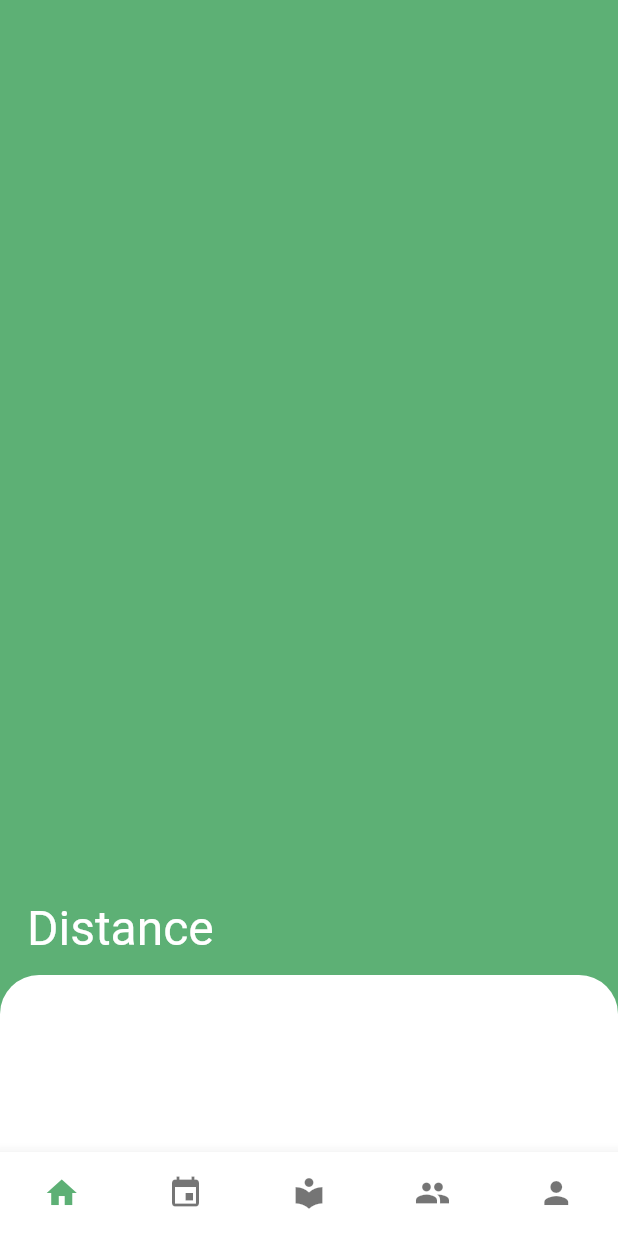
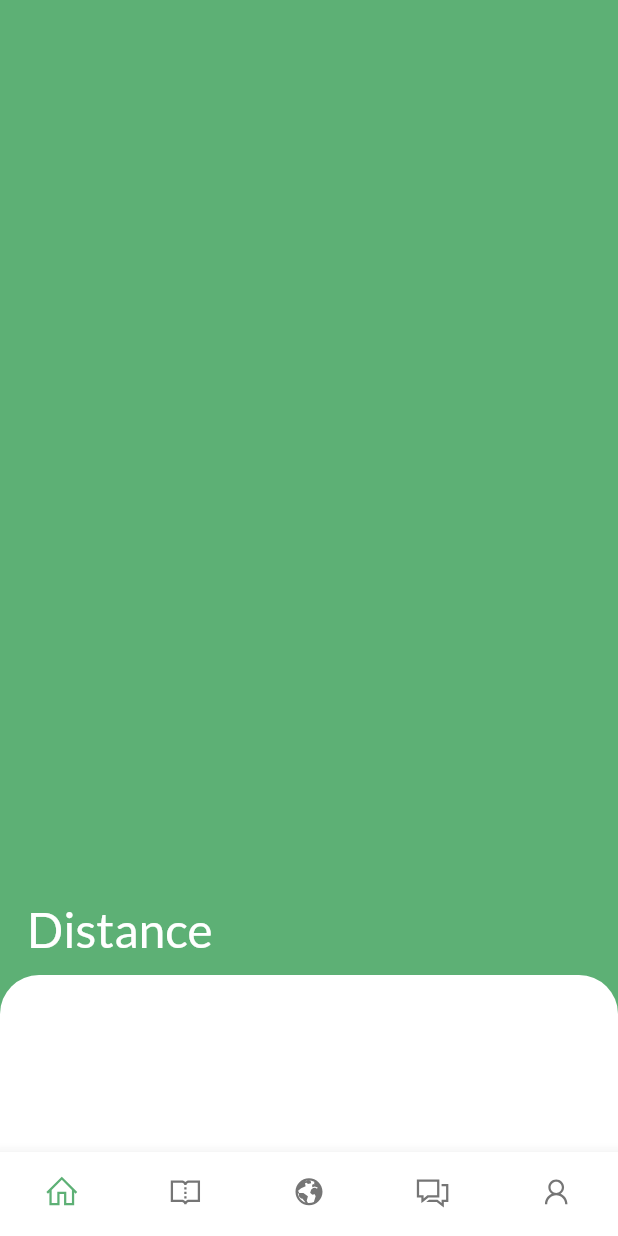
Before and after one commit to tomlaws/hikee, a Flutter app: the screen it shows after launch, on a phone screen of 412 x 824 dp. Run offline on Flutter 3.47's test engine with Material 2 defaults, Android fonts, the phone set to English and light mode, and no system bars; drawn by our look-alikes of sliding_up_panel; our stand-ins replace google_fonts, line_awesome_flutter; Roboto replaces fonts that are missing (Hind).

Commit message:
update app style

```diff
--- a/lib/main.dart
+++ b/lib/main.dart
@@ -1,10 +1,12 @@
 import 'package:flutter/material.dart';
+import 'package:google_fonts/google_fonts.dart';
 import 'package:hikee/models/panel_position.dart';
 import 'package:hikee/screens/community.dart';
 import 'package:hikee/screens/events.dart';
 import 'package:hikee/screens/home.dart';
 import 'package:hikee/screens/library.dart';
 import 'package:hikee/screens/profile.dart';
+import 'package:line_awesome_flutter/line_awesome_flutter.dart';
 import 'package:provider/provider.dart';
 
 void main() {
@@ -45,10 +47,8 @@ class MyApp extends StatelessWidget {
               showSelectedLabels: false),
           splashColor: Colors.transparent,
           highlightColor: Colors.transparent,
-          textTheme: TextTheme(
-            headline1: TextStyle(fontSize: 72.0, fontWeight: FontWeight.bold),
-            headline6: TextStyle(fontSize: 36.0, fontStyle: FontStyle.italic),
-            bodyText2: TextStyle(fontSize: 14.0, fontFamily: 'Hind'),
+          textTheme: GoogleFonts.latoTextTheme(
+            Theme.of(context).textTheme,
           ),
         ),
         home: NotificationListener<OverscrollIndicatorNotification>(
@@ -83,8 +83,8 @@ class _MyHomePageState extends State<MyHomePage> {
 
   static const List<Widget> _widgetOptions = <Widget>[
     HomeScreen(),
+    LibraryScreen(),
     EventsScreen(),
-    LibraryScreen(),
     CommunityScreen(),
     ProfileScreen()
   ];
@@ -107,12 +107,16 @@ class _MyHomePageState extends State<MyHomePage> {
       body: _widgetOptions.elementAt(_selectedIndex),
       bottomNavigationBar: BottomNavigationBar(
         items: [
-          BottomNavigationBarItem(icon: Icon(Icons.home), label: 'Home'),
-          BottomNavigationBarItem(icon: Icon(Icons.event), label: 'Events'),
           BottomNavigationBarItem(
-              icon: Icon(Icons.local_library), label: 'Library'),
-          BottomNavigationBarItem(icon: Icon(Icons.people), label: 'Community'),
-          BottomNavigationBarItem(icon: Icon(Icons.person), label: 'Profile')
+              icon: Icon(LineAwesomeIcons.home), label: 'Home'),
+          BottomNavigationBarItem(
+              icon: Icon(LineAwesomeIcons.book_open), label: 'Library'),
+          BottomNavigationBarItem(
+              icon: Icon(LineAwesomeIcons.globe), label: 'Events'),
+          BottomNavigationBarItem(
+              icon: Icon(LineAwesomeIcons.comments), label: 'Community'),
+          BottomNavigationBarItem(
+              icon: Icon(LineAwesomeIcons.user), label: 'Profile')
         ],
         currentIndex: _selectedIndex,
         onTap: _onItemTapped,
```
